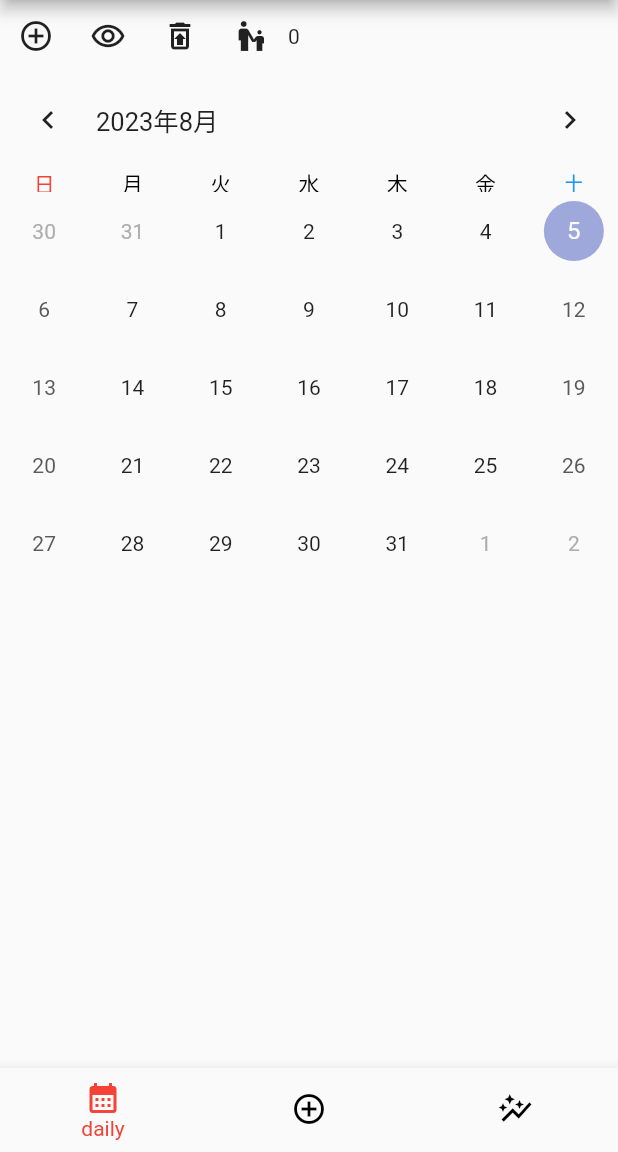
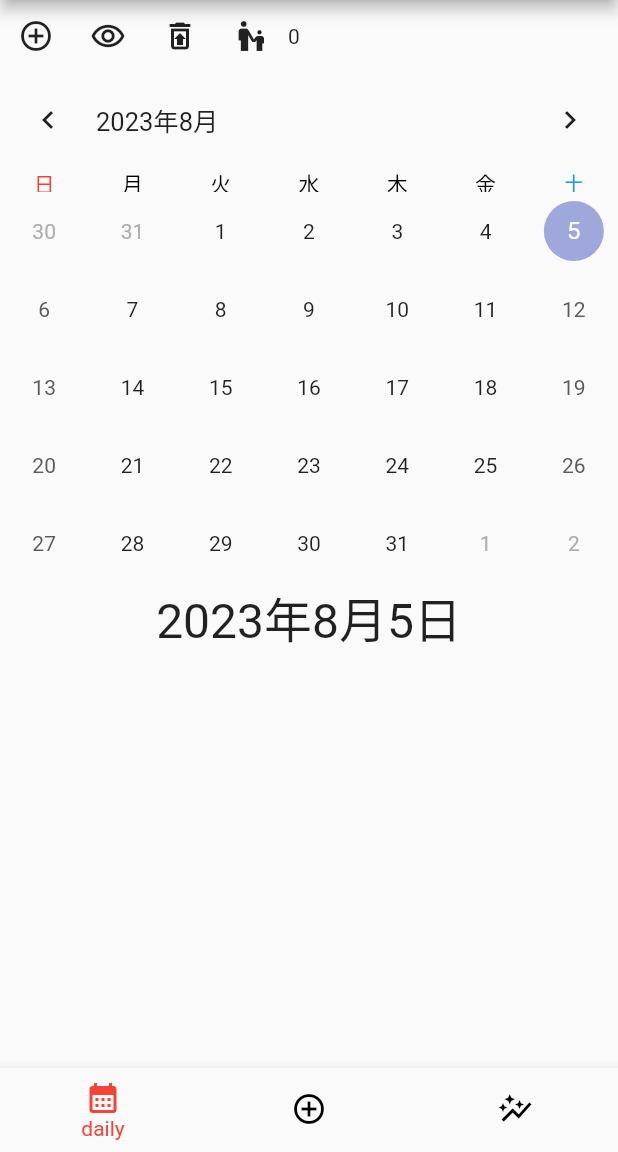
Before and after one commit to Kate941-su/pressure_management, a Flutter app: the screen it shows after launch, after a tap on the "add circle outline" icon, after a tap on the "restore from trash" icon, on a phone screen of 412 x 824 dp, the part 84-1236 px from its top. Run offline on Flutter 3.47's test engine with Material 2 defaults, Android fonts, the light colour scheme and no system bars; drawn by our look-alikes of table_calendar; our stand-ins replace flutter_hooks, flutter_riverpod, freezed_annotation, hooks_riverpod, syncfusion_flutter_charts.

Commit message:
日付表示を追加

```diff
--- a/lib/main_page/main_page.dart
+++ b/lib/main_page/main_page.dart
@@ -3,6 +3,7 @@ import 'package:flutter/material.dart';
 import 'package:flutter_riverpod/flutter_riverpod.dart';
 import 'package:flutter_training/datetime/datetime_provider.dart';
 import 'package:flutter_training/main_page/calendar_item.dart';
+import 'package:flutter_training/main_page/widget/day_part.dart';
 import 'package:flutter_training/main_page/widget/pressure_item_list_tile.dart';
 import 'package:flutter_training/pressure/pressure_provider.dart';
 import 'package:table_calendar/table_calendar.dart';
@@ -85,6 +86,7 @@ class MainPage extends ConsumerWidget {
               ref.read(selectDayProvider.notifier).setDatetime(selectDay);
               ref.read(focusDayProvider.notifier).setDatetime(selectDay);
             }),
+        DayPart(),
         Expanded(
           child: ListView.builder(
             itemCount: pressureItemMap[selectedDay]?.length,
--- /dev/null
+++ b/lib/main_page/widget/day_part.dart
@@ -0,0 +1,18 @@
+import 'package:flutter/cupertino.dart';
+import 'package:flutter_riverpod/flutter_riverpod.dart';
+import 'package:flutter_training/datetime/datetime_provider.dart';
+
+class DayPart extends ConsumerWidget {
+  const DayPart({super.key});
+
+  @override
+  Widget build(BuildContext context, WidgetRef ref) {
+    final selectedDay = ref.watch(selectDayProvider);
+    return Text(
+      '${selectedDay.year}年${selectedDay.month}月${selectedDay.day}日',
+      style: const TextStyle(
+        fontSize: 32,
+      ),
+    );
+  }
+}
```
